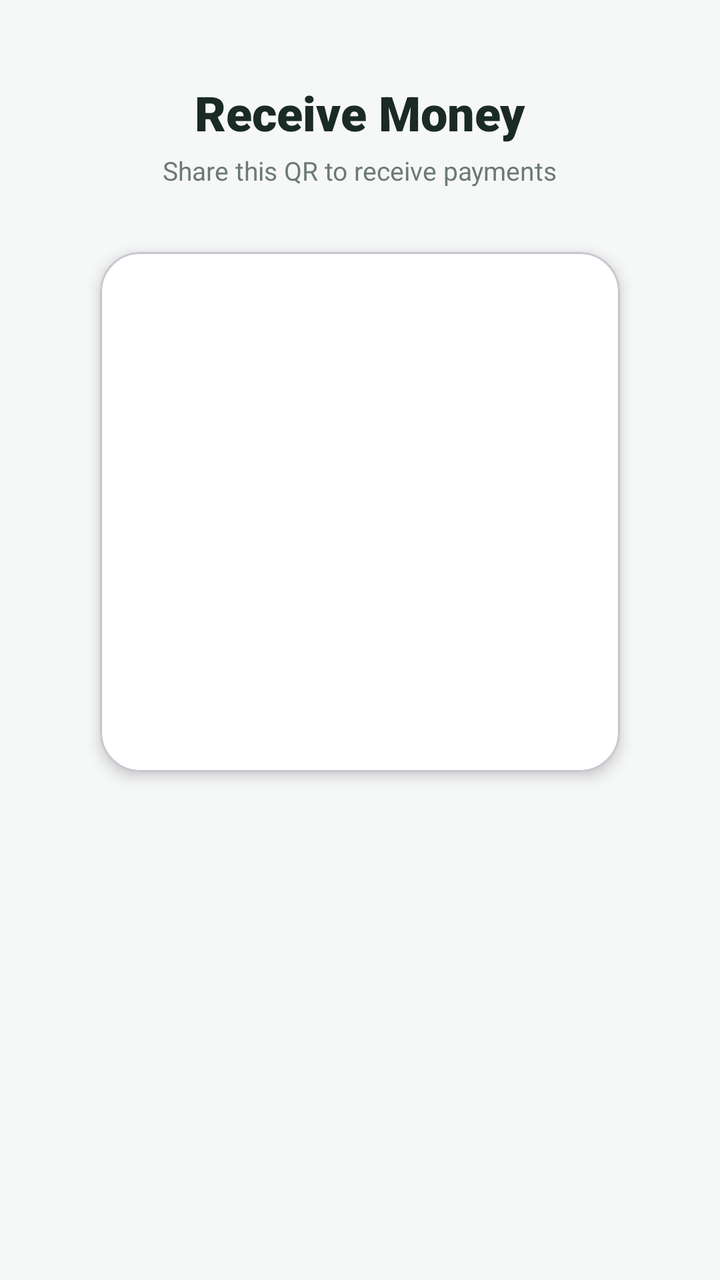
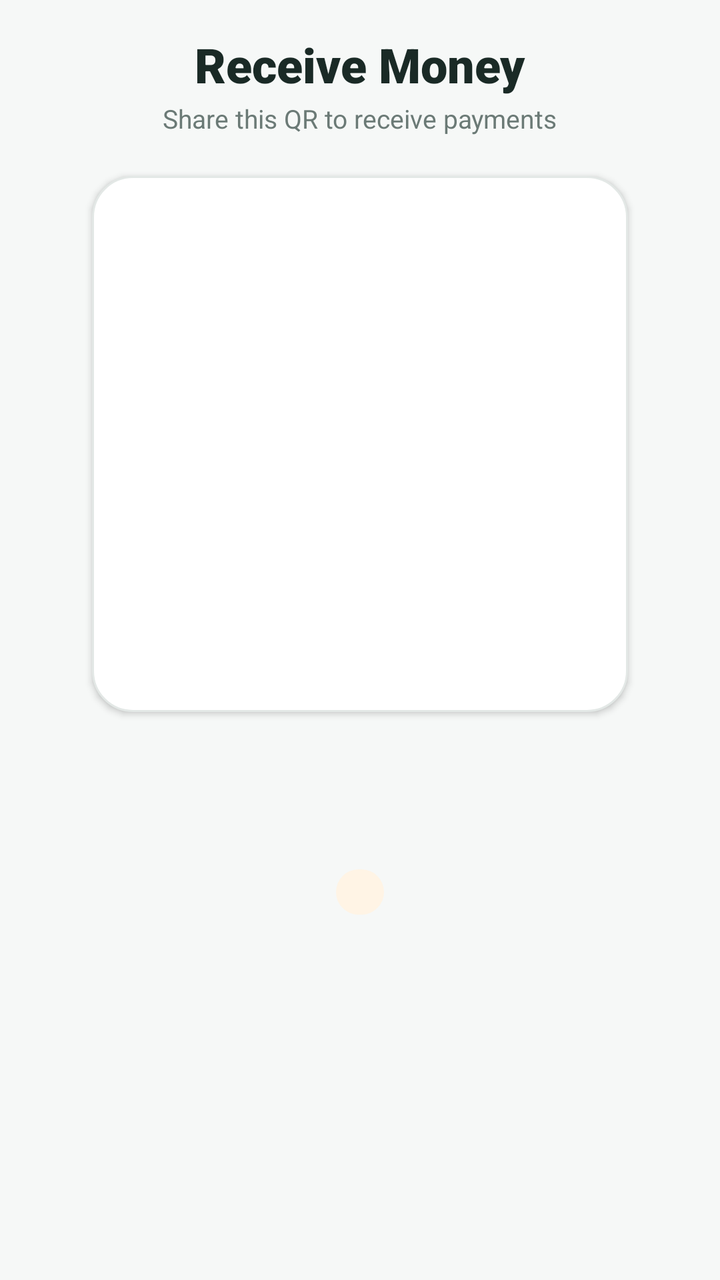

Screens rendered from an Android XML layout before and after an edit, with the pre-edit source and the edit as a unified diff.
<!-- AndroidManifest.xml: application theme Theme.QuickPay -->
<!-- res/layout/fragment_receive.xml -->
<?xml version="1.0" encoding="utf-8"?>
<LinearLayout xmlns:android="http://schemas.android.com/apk/res/android"
    xmlns:app="http://schemas.android.com/apk/res-auto"
    android:layout_width="match_parent"
    android:layout_height="match_parent"
    android:background="@color/bg"
    android:gravity="center_horizontal"
    android:orientation="vertical"
    android:padding="24dp">

    <TextView
        android:layout_width="wrap_content"
        android:layout_height="wrap_content"
        android:layout_marginTop="16dp"
        android:fontFamily="sans-serif-black"
        android:text="@string/receive_title"
        android:textColor="@color/text_primary"
        android:textSize="24sp" />

    <TextView
        android:layout_width="wrap_content"
        android:layout_height="wrap_content"
        android:layout_marginTop="4dp"
        android:text="@string/receive_subtitle"
        android:textColor="@color/text_secondary"
        android:textSize="13sp" />

    <com.google.android.material.card.MaterialCardView
        android:layout_width="260dp"
        android:layout_height="260dp"
        android:layout_marginTop="32dp"
        app:cardBackgroundColor="@color/card_bg"
        app:cardCornerRadius="20dp"
        app:cardElevation="4dp">

        <ImageView
            android:id="@+id/qrImage"
            android:layout_width="match_parent"
            android:layout_height="match_parent"
            android:contentDescription="QuickPay QR"
            android:padding="20dp"
            android:scaleType="fitCenter" />
    </com.google.android.material.card.MaterialCardView>

    <TextView
        android:id="@+id/userName"
        android:layout_width="wrap_content"
        android:layout_height="wrap_content"
        android:layout_marginTop="24dp"
        android:textColor="@color/text_primary"
        android:textSize="18sp"
        android:textStyle="bold" />

    <TextView
        android:id="@+id/userPhone"
        android:layout_width="wrap_content"
        android:layout_height="wrap_content"
        android:layout_marginTop="4dp"
        android:textColor="@color/text_secondary"
        android:textSize="14sp" />

    <TextView
        android:id="@+id/walletId"
        android:layout_width="wrap_content"
        android:layout_height="wrap_content"
        android:layout_marginTop="12dp"
        android:textColor="@color/text_secondary"
        android:textSize="12sp" />

</LinearLayout>
<!-- resources referenced by this layout -->
<resources>
  <color name="bg">#F6F8F7</color>
  <color name="card_bg">#FFFFFFFF</color>
  <color name="text_primary">#1A2A26</color>
  <color name="text_secondary">#6B7A76</color>
  <string name="receive_subtitle">Share this QR to receive payments</string>
  <string name="receive_title">Receive Money</string>
  <style name="Theme.QuickPay" parent="Base.Theme.QuickPay" />
  <style name="Base.Theme.QuickPay" parent="Theme.Material3.DayNight.NoActionBar">
          <item name="colorPrimary">@color/primary</item>
          <item name="colorOnPrimary">@color/white</item>
          <item name="colorPrimaryContainer">@color/primary_light</item>
          <item name="colorOnPrimaryContainer">@color/primary_dark</item>
          <item name="colorSecondary">@color/accent</item>
          <item name="android:colorBackground">@color/bg</item>
          <item name="colorSurface">@color/bg</item>
          <item name="colorOnSurface">@color/text_primary</item>
      </style>
  <color name="primary">#0B6E4F</color>
  <color name="white">#FFFFFFFF</color>
  <color name="primary_light">#E6F4EF</color>
  <color name="primary_dark">#084C37</color>
  <color name="accent">#F2B632</color>
</resources>

<!-- the commit's change to res/layout/fragment_receive.xml (unified diff, before → after) -->
@@ -5,13 +5,12 @@
     android:layout_height="match_parent"
     android:background="@color/bg"
     android:gravity="center_horizontal"
-    android:orientation="vertical"
-    android:padding="24dp">
+    android:orientation="vertical">
 
     <TextView
         android:layout_width="wrap_content"
         android:layout_height="wrap_content"
-        android:layout_marginTop="16dp"
+        android:layout_marginTop="@dimen/spacing_lg"
         android:fontFamily="sans-serif-black"
         android:text="@string/receive_title"
         android:textColor="@color/text_primary"
@@ -20,51 +19,65 @@
     <TextView
         android:layout_width="wrap_content"
         android:layout_height="wrap_content"
-        android:layout_marginTop="4dp"
+        android:layout_marginTop="2dp"
         android:text="@string/receive_subtitle"
         android:textColor="@color/text_secondary"
         android:textSize="13sp" />
 
-    <com.google.android.material.card.MaterialCardView
-        android:layout_width="260dp"
-        android:layout_height="260dp"
-        android:layout_marginTop="32dp"
-        app:cardBackgroundColor="@color/card_bg"
-        app:cardCornerRadius="20dp"
-        app:cardElevation="4dp">
+    
+    <FrameLayout
+        android:layout_width="268dp"
+        android:layout_height="268dp"
+        android:layout_marginTop="@dimen/spacing_xl"
+        android:background="@drawable/bg_qr_frame"
+        android:elevation="@dimen/elevation_low"
+        android:padding="@dimen/spacing_sm">
 
         <ImageView
             android:id="@+id/qrImage"
             android:layout_width="match_parent"
             android:layout_height="match_parent"
-            android:contentDescription="QuickPay QR"
-            android:padding="20dp"
+            android:contentDescription="@string/app_name"
+            android:padding="14dp"
             android:scaleType="fitCenter" />
-    </com.google.android.material.card.MaterialCardView>
+    </FrameLayout>
 
-    <TextView
-        android:id="@+id/userName"
+    <LinearLayout
         android:layout_width="wrap_content"
         android:layout_height="wrap_content"
-        android:layout_marginTop="24dp"
-        android:textColor="@color/text_primary"
-        android:textSize="18sp"
-        android:textStyle="bold" />
+        android:layout_marginTop="@dimen/spacing_xl"
+        android:gravity="center_horizontal"
+        android:orientation="vertical">
 
-    <TextView
-        android:id="@+id/userPhone"
-        android:layout_width="wrap_content"
-        android:layout_height="wrap_content"
-        android:layout_marginTop="4dp"
-        android:textColor="@color/text_secondary"
-        android:textSize="14sp" />
+        <TextView
+            android:id="@+id/userName"
+            android:layout_width="wrap_content"
+            android:layout_height="wrap_content"
+            android:fontFamily="sans-serif-medium"
+            android:textColor="@color/text_primary"
+            android:textSize="19sp" />
 
-    <TextView
-        android:id="@+id/walletId"
-        android:layout_width="wrap_content"
-        android:layout_height="wrap_content"
-        android:layout_marginTop="12dp"
-        android:textColor="@color/text_secondary"
-        android:textSize="12sp" />
+        <TextView
+            android:id="@+id/userPhone"
+            android:layout_width="wrap_content"
+            android:layout_height="wrap_content"
+            android:layout_marginTop="2dp"
+            android:textColor="@color/text_secondary"
+            android:textSize="14sp" />
+
+        <TextView
+            android:id="@+id/walletId"
+            android:layout_width="wrap_content"
+            android:layout_height="wrap_content"
+            android:layout_marginTop="@dimen/spacing_md"
+            android:background="@drawable/bg_pill_accent"
+            android:paddingStart="@dimen/spacing_md"
+            android:paddingTop="@dimen/spacing_xs"
+            android:paddingEnd="@dimen/spacing_md"
+            android:paddingBottom="@dimen/spacing_xs"
+            android:textColor="#8A6A1F"
+            android:textSize="11sp"
+            android:textStyle="bold" />
+    </LinearLayout>
 
 </LinearLayout>
<!-- resource entries referenced after the edit -->
@@ -1,12 +1,34 @@
 <!-- resources referenced by this layout -->
 <resources>
   <color name="bg">#F6F8F7</color>
-  <color name="card_bg">#FFFFFFFF</color>
   <color name="text_primary">#1A2A26</color>
   <color name="text_secondary">#6B7A76</color>
+  <dimen name="elevation_low">2dp</dimen>
+  <dimen name="spacing_lg">16dp</dimen>
+  <dimen name="spacing_md">12dp</dimen>
+  <dimen name="spacing_sm">8dp</dimen>
+  <dimen name="spacing_xl">20dp</dimen>
+  <dimen name="spacing_xs">4dp</dimen>
+  <!-- drawable bg_pill_accent (drawable) -->
+  <shape xmlns:android="http://schemas.android.com/apk/res/android"
+      android:shape="rectangle">
+      <solid android:color="@color/accent_light" />
+      <corners android:radius="100dp" />
+  </shape>
+  <!-- drawable bg_qr_frame (drawable) -->
+  <shape xmlns:android="http://schemas.android.com/apk/res/android"
+      android:shape="rectangle">
+      <solid android:color="@color/white" />
+      <stroke
+          android:width="1dp"
+          android:color="@color/divider" />
+      <corners android:radius="@dimen/corner_xlarge" />
+  </shape>
+  <string name="app_name">QuickPay</string>
   <string name="receive_subtitle">Share this QR to receive payments</string>
   <string name="receive_title">Receive Money</string>
   <style name="Theme.QuickPay" parent="Base.Theme.QuickPay" />
+  <color name="accent_light">#FFF4E5</color>
   <style name="Base.Theme.QuickPay" parent="Theme.Material3.DayNight.NoActionBar">
           <item name="colorPrimary">@color/primary</item>
           <item name="colorOnPrimary">@color/white</item>
@@ -16,9 +38,14 @@
           <item name="android:colorBackground">@color/bg</item>
           <item name="colorSurface">@color/bg</item>
           <item name="colorOnSurface">@color/text_primary</item>
+          <item name="android:statusBarColor">@color/primary_dark</item>
+          <item name="android:navigationBarColor">@color/white</item>
+          <item name="android:windowLightStatusBar">false</item>
       </style>
   <color name="primary">#0B6E4F</color>
   <color name="white">#FFFFFFFF</color>
+  <color name="divider">#E3E8E6</color>
+  <dimen name="corner_xlarge">20dp</dimen>
   <color name="primary_light">#E6F4EF</color>
   <color name="primary_dark">#084C37</color>
   <color name="accent">#F2B632</color>
